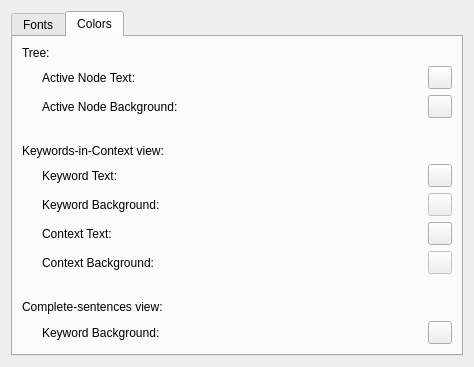
rug-compling/dact, file ui/PreferencesWindow.ui: the form before one commit.
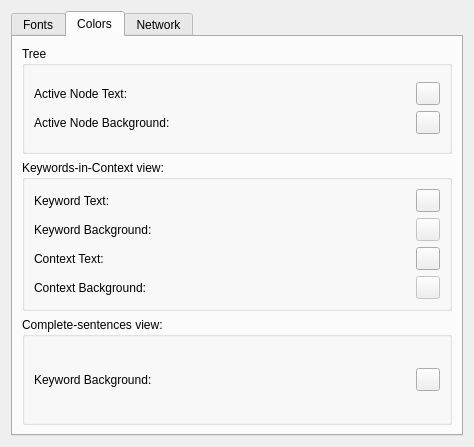
The form after the commit. The open tabs and pages were chosen to show the change. Custom widgets are drawn as their Qt base class.

What changed in the file:
```diff
--- a/ui/PreferencesWindow.ui
+++ b/ui/PreferencesWindow.ui
@@ -7,7 +7,7 @@
     <x>0</x>
     <y>0</y>
     <width>474</width>
-    <height>221</height>
+    <height>447</height>
    </rect>
   </property>
   <property name="windowTitle">
@@ -68,125 +68,90 @@
       <attribute name="title">
        <string>Colors</string>
       </attribute>
-      <layout class="QVBoxLayout">
+      <layout class="QVBoxLayout" name="verticalLayout_7">
        <item>
-        <widget class="QLabel" name="treeHeading">
-         <property name="text">
-          <string>Tree:</string>
+        <widget class="QGroupBox" name="groupBox_2">
+         <property name="title">
+          <string>Tree</string>
          </property>
-        </widget>
-       </item>
+         <layout class="QVBoxLayout" name="verticalLayout_4">
        <item>
         <layout class="QGridLayout">
-         <item row="0" column="0" rowspan="2">
-          <spacer>
-           <property name="orientation">
-            <enum>Qt::Vertical</enum>
-           </property>
-           <property name="sizeHint" stdset="0">
-            <size>
-             <width>20</width>
-            </size>
-           </property>
-          </spacer>
-         </item>
-         <item row="0" column="1">
-          <widget class="QLabel">
+            <item row="0" column="0">
+             <widget class="QLabel" name="label">
            <property name="text">
             <string>Active Node Text:</string>
            </property>
           </widget>
          </item>
-         <item row="1" column="1">
-          <widget class="QLabel">
+            <item row="1" column="0">
+             <widget class="QLabel" name="label">
            <property name="text">
             <string>Active Node Background:</string>
            </property>
           </widget>
          </item>
-         <item row="0" column="2">
+            <item row="0" column="1">
           <widget class="DactColorWell" name="treeActiveNodeForegroundColor"/>
          </item>
-         <item row="1" column="2">
+            <item row="1" column="1">
           <widget class="DactColorWell" name="treeActiveNodeBackgroundColor"/>
          </item>
         </layout>
        </item>
-       <item>
-        <spacer>
-         <property name="orientation">
-          <enum>Qt::Horizontal</enum>
-         </property>
-         <property name="sizeHint" stdset="0">
-          <size>
-           <height>20</height>
-          </size>
-         </property>
-        </spacer> 
+         </layout>
+        </widget>
        </item>
        <item>
-        <widget class="QLabel" name="headingKeywordsInContext">
-         <property name="text">
+        <widget class="QGroupBox" name="groupBox_3">
+         <property name="title">
           <string>Keywords-in-Context view:</string>
          </property>
-        </widget>
-       </item>
+         <layout class="QVBoxLayout" name="verticalLayout_5">
        <item>
         <layout class="QGridLayout">
-         <item row="0" column="0" rowspan="4">
-          <spacer>
-           <property name="orientation">
-            <enum>Qt::Vertical</enum>
-           </property>
-           <property name="sizeHint" stdset="0">
-            <size>
-             <width>20</width>
-            </size>
-           </property>
-          </spacer>
-         </item>
-         <item row="0" column="1">
-          <widget class="QLabel">
+            <item row="0" column="0">
+             <widget class="QLabel" name="label">
            <property name="text">
             <string>Keyword Text:</string>
            </property>
           </widget>
          </item>
-         <item row="1" column="1">
-          <widget class="QLabel">
+            <item row="1" column="0">
+             <widget class="QLabel" name="label">
            <property name="text">
             <string>Keyword Background:</string>
            </property>
           </widget>
          </item>
-         <item row="2" column="1">
-          <widget class="QLabel">
+            <item row="2" column="0">
+             <widget class="QLabel" name="label">
            <property name="text">
             <string>Context Text:</string>
            </property>
           </widget>
          </item>
-         <item row="3" column="1">
-          <widget class="QLabel">
+            <item row="3" column="0">
+             <widget class="QLabel" name="label">
            <property name="text">
             <string>Context Background:</string>
            </property>
           </widget>
          </item>
-         <item row="0" column="2">
+            <item row="0" column="1">
           <widget class="DactColorWell" name="keywordsInContextKeywordForegroundColor"/>
          </item>
-         <item row="1" column="2">
+            <item row="1" column="1">
           <widget class="DactColorWell" name="keywordsInContextKeywordBackgroundColor">
            <property name="enabled">
             <bool>false</bool>
            </property>
           </widget>
          </item>
-         <item row="2" column="2">
+            <item row="2" column="1">
           <widget class="DactColorWell" name="keywordsInContextContextForegroundColor"/>
          </item>
-         <item row="3" column="2">
+            <item row="3" column="1">
           <widget class="DactColorWell" name="keywordsInContextContextBackgroundColor">
            <property name="enabled">
             <bool>false</bool>
@@ -195,50 +160,64 @@
          </item>
         </layout>
        </item>
-       <item>
-        <spacer>
-         <property name="orientation">
-          <enum>Qt::Horizontal</enum>
-         </property>
-         <property name="sizeHint" stdset="0">
-          <size>
-           <height>20</height>
-          </size>
-         </property>
-        </spacer> 
+         </layout>
+        </widget>
        </item>
        <item>
-        <widget class="QLabel" name="headingCompleteSentencesView">
-         <property name="text">
+        <widget class="QGroupBox" name="groupBox_4">
+         <property name="title">
           <string>Complete-sentences view:</string>
          </property>
-        </widget>
-       </item>
+         <layout class="QVBoxLayout" name="verticalLayout_6">
        <item>
         <layout class="QGridLayout">
-         <item row="0" column="0" rowspan="1">
-          <spacer>
-           <property name="orientation">
-            <enum>Qt::Vertical</enum>
-           </property>
-           <property name="sizeHint" stdset="0">
-            <size>
-             <width>20</width>
-            </size>
-           </property>
-          </spacer>
-         </item>
-         <item row="0" column="1">
-          <widget class="QLabel">
+            <item row="0" column="0">
+             <widget class="QLabel" name="label">
            <property name="text">
             <string>Keyword Background:</string>
            </property>
           </widget>
          </item>
-         <item row="0" column="2">
+            <item row="0" column="1">
           <widget class="DactColorWell" name="completeSentencesBackgroundColor"/>
          </item>
         </layout>
+          </item>
+         </layout>
+        </widget>
+       </item>
+      </layout>
+     </widget>
+     <widget class="QWidget" name="networkTab">
+      <attribute name="title">
+       <string>Network</string>
+      </attribute>
+      <layout class="QHBoxLayout" name="horizontalLayout">
+       <item>
+        <widget class="QGroupBox" name="groupBox">
+         <property name="title">
+          <string>Corpus archive</string>
+         </property>
+         <layout class="QVBoxLayout" name="verticalLayout_3">
+          <item>
+           <layout class="QFormLayout" name="formLayout">
+            <property name="fieldGrowthPolicy">
+             <enum>QFormLayout::ExpandingFieldsGrow</enum>
+            </property>
+            <item row="0" column="0">
+             <widget class="QLabel" name="label_2">
+              <property name="text">
+               <string>URL:</string>
+              </property>
+             </widget>
+            </item>
+            <item row="0" column="1">
+             <widget class="QLineEdit" name="archiveBaseUrlLineEdit"/>
+            </item>
+           </layout>
+          </item>
+         </layout>
+        </widget>
        </item>
       </layout>
      </widget>
```
Lines whose indentation alone changed are shown as unchanged.
